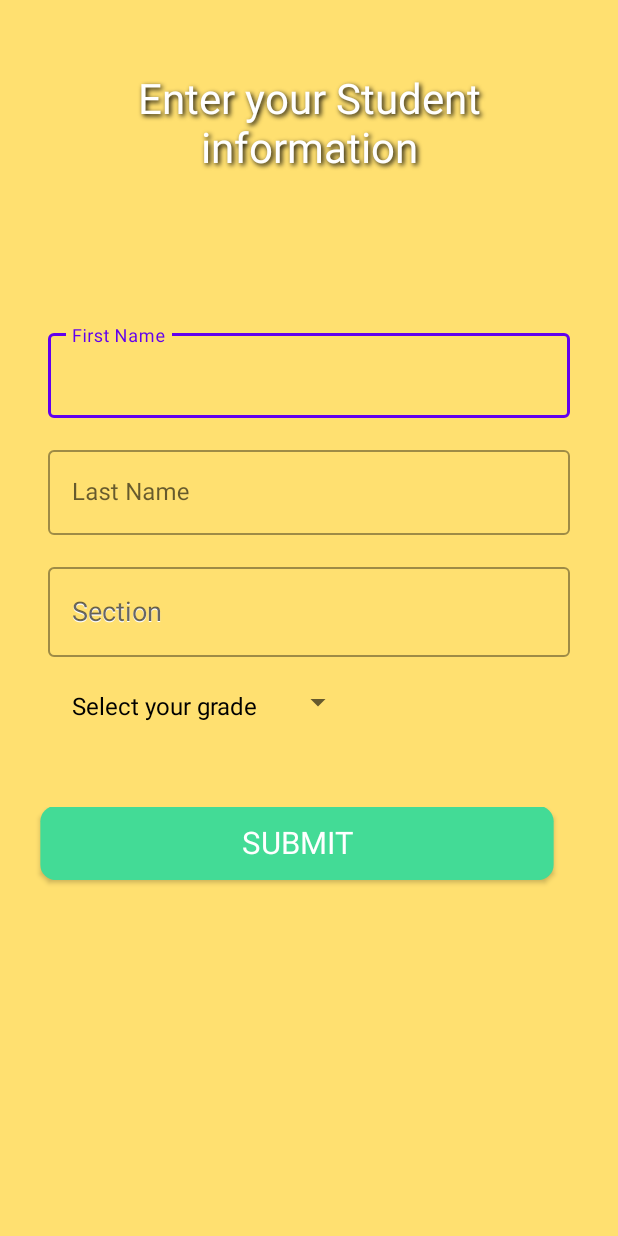
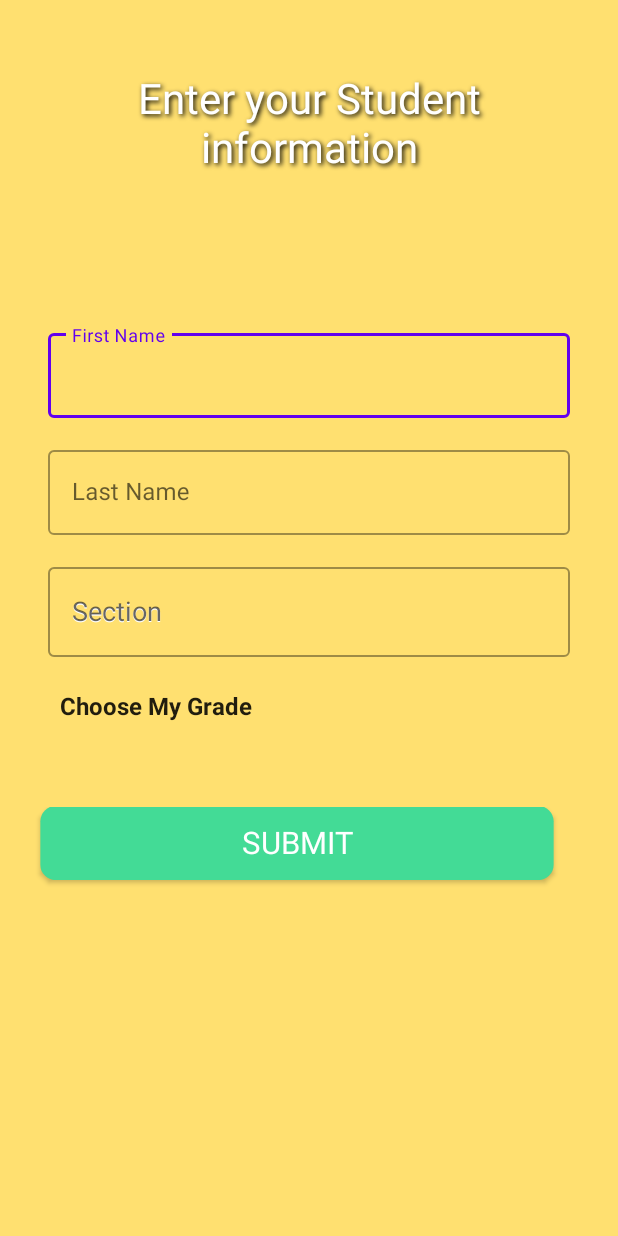
Before and after one commit to WenDEVLIFE/MathSquare, an Android app: the studentSignUp screen opened directly, with no data from a screen before it, on a phone screen of 412 x 824 dp. Run offline under Robolectric (Android 15) with nearby library versions, the phone set to English and light mode, and no system bars; our stand-ins replace Firebase (no records; nobody signed in at launch, a user with empty details on screens opened directly); Roboto replaces fonts that are not available here.

Commit message:
Add files via upload

```diff
--- a/app/src/main/java/com/happym/mathsquare/MainActivity.java
+++ b/app/src/main/java/com/happym/mathsquare/MainActivity.java
@@ -28,6 +28,9 @@ import androidx.core.view.WindowInsetsCompat;
 
 import android.view.View;
 import com.google.firebase.FirebaseApp;
+
+
+import com.happym.mathsqure.WebViewActivity;
 import java.io.IOException;
 import org.w3c.dom.Text;
 
@@ -123,7 +126,7 @@ btnTutorial.setOnClickListener(view -> {
 
     Intent intent = new Intent(this, WebViewActivity.class);
     intent.putExtra("URL", youtubeUrl);
-    this.startActivity(intent);
+    startActivity(intent);
 });
 
 
--- a/app/src/main/java/com/happym/mathsquare/MultipleChoicePage.java
+++ b/app/src/main/java/com/happym/mathsquare/MultipleChoicePage.java
@@ -326,7 +326,7 @@ public class MultipleChoicePage extends AppCompatActivity
 
     private void checkAnswer(int btnText, Button btnChoice) {
         if (isGameOver) return;
-
+playSound("click.mp3");
         int actualAnswer = problemSet.get(currentQuestionIndex).getAnswer();
         boolean isCorrect = (btnText == actualAnswer);
 
@@ -537,6 +537,8 @@ public class MultipleChoicePage extends AppCompatActivity
     }
 
     private void animateIncorrectAnswer(Button button) {
+
+        playSound("wrong.mp4");
         // Change the background color to red
         button.setBackgroundResource(R.drawable.btn_condition_red);
 
--- a/app/src/main/java/com/happym/mathsquare/studentSignUp.java
+++ b/app/src/main/java/com/happym/mathsquare/studentSignUp.java
@@ -3,8 +3,11 @@ package com.happym.mathsquare;
 import android.animation.AnimatorSet;
 import android.animation.ObjectAnimator;
 import android.content.Intent;
+import android.content.res.Configuration;
 import android.graphics.Color;
+import android.graphics.Typeface;
 import android.text.InputFilter;
+import android.view.ViewGroup;
 import com.google.firebase.firestore.FieldValue;
 import com.google.firebase.firestore.SetOptions;
 import android.os.Bundle;
@@ -77,10 +80,40 @@ if (lastNameEditText != null) {
 }
 
 // Set up Spinner with list of grades
-List<String> grades = Arrays.asList("Select your grade", "1", "2", "3", "4", "5", "6");
-ArrayAdapter<String> adapterGrades = new ArrayAdapter<>(this, R.layout.spinner_item, grades);
-adapterGrades.setDropDownViewResource(R.layout.spinner_item);
+List<String> grades = Arrays.asList("Choose My Grade", "1", "2", "3", "4", "5", "6");
+ArrayAdapter<String> adapterGrades = new ArrayAdapter<>(this, android.R.layout.simple_spinner_item, grades){
+@Override
+            public View getView(int position, View convertView, ViewGroup parent) {
+                View view = super.getView(position, convertView, parent);
+                TextView textView = (TextView) view;
+                textView.setTypeface(null, Typeface.BOLD); // Make font bold
+                return view;
+            }
+
+            @Override
+            public View getDropDownView(int position, View convertView, ViewGroup parent) {
+                View view = super.getDropDownView(position, convertView, parent);
+                TextView textView = (TextView) view;
+                textView.setTypeface(null, Typeface.BOLD); // Make dropdown items bold
+                return view;
+            }
+        };
+
+        adapterGrades.setDropDownViewResource(android.R.layout.simple_spinner_dropdown_item);
 numberDropdownPicker.setAdapter(adapterGrades);
+
+
+        int nightModeFlags = getResources().getConfiguration().uiMode & Configuration.UI_MODE_NIGHT_MASK;
+
+        if (nightModeFlags == Configuration.UI_MODE_NIGHT_YES) {
+            // Dark Mode: Set dropdown background to dark and transparent when not selected
+            numberDropdownPicker.setPopupBackgroundResource(android.R.color.darker_gray);
+            numberDropdownPicker.setBackgroundColor(Color.TRANSPARENT);
+        } else {
+            // Light Mode: Set dropdown background to light and transparent when not selected
+            numberDropdownPicker.setPopupBackgroundResource(android.R.color.white);
+            numberDropdownPicker.setBackgroundColor(Color.TRANSPARENT);
+        }
 
 // Set up listener to retrieve sections when a grade is selected
 numberDropdownPicker.setOnItemSelectedListener(new AdapterView.OnItemSelectedListener() {
```
Also changed, not shown: app/src/main/java/com/happym/mathsquare/WebViewActivity.java (+60 -32 lines).
